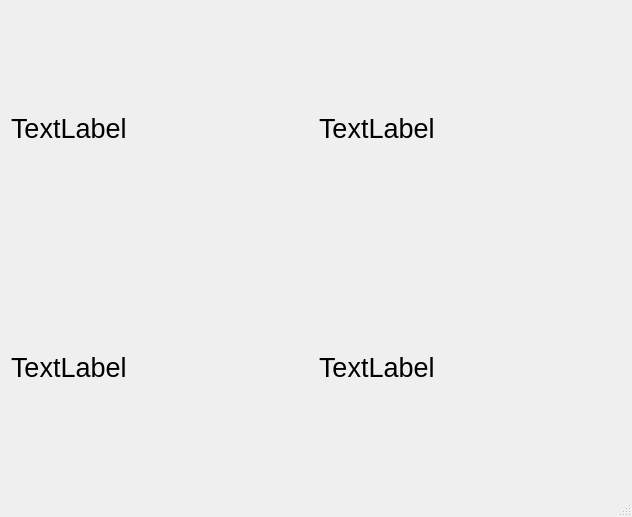
Qt form mainwindow.ui (endrebjorsvik/HomeKiosk) before a commit.
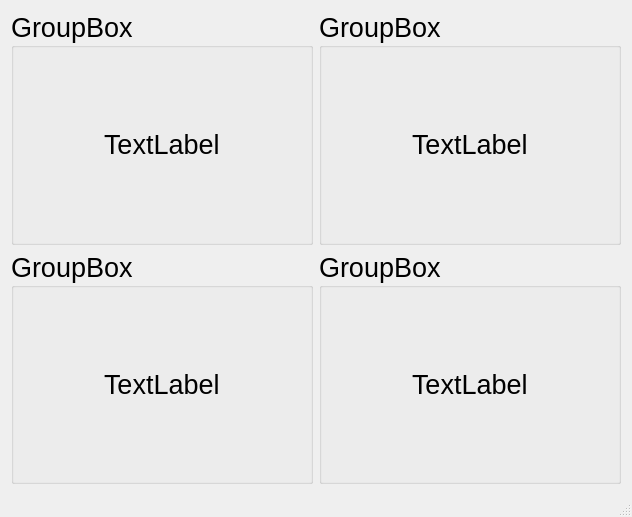
The same form after that commit.

Commit message: Use group boxes for layout

What changed in the file:
```diff
--- a/mainwindow.ui
+++ b/mainwindow.ui
@@ -32,32 +32,68 @@
     </font>
    </property>
    <layout class="QGridLayout" name="gridLayout">
-    <item row="0" column="2">
-     <widget class="QLabel" name="label_3">
-      <property name="text">
-       <string>TextLabel</string>
-      </property>
-     </widget>
-    </item>
-    <item row="1" column="2">
-     <widget class="QLabel" name="label_4">
-      <property name="text">
-       <string>TextLabel</string>
-      </property>
-     </widget>
-    </item>
-    <item row="0" column="0">
-     <widget class="QLabel" name="label">
-      <property name="text">
-       <string>TextLabel</string>
-      </property>
-     </widget>
-    </item>
     <item row="1" column="0">
-     <widget class="QLabel" name="label_2">
-      <property name="text">
-       <string>TextLabel</string>
+     <widget class="QGroupBox" name="groupBox">
+      <property name="title">
+       <string>GroupBox</string>
       </property>
+      <layout class="QHBoxLayout" name="horizontalLayout">
+       <item alignment="Qt::AlignHCenter|Qt::AlignVCenter">
+        <widget class="QLabel" name="label">
+         <property name="text">
+          <string>TextLabel</string>
+         </property>
+        </widget>
+       </item>
+      </layout>
+     </widget>
+    </item>
+    <item row="2" column="2">
+     <widget class="QGroupBox" name="groupBox_4">
+      <property name="title">
+       <string>GroupBox</string>
+      </property>
+      <layout class="QVBoxLayout" name="verticalLayout_3">
+       <item alignment="Qt::AlignHCenter|Qt::AlignVCenter">
+        <widget class="QLabel" name="label_4">
+         <property name="text">
+          <string>TextLabel</string>
+         </property>
+        </widget>
+       </item>
+      </layout>
+     </widget>
+    </item>
+    <item row="2" column="0">
+     <widget class="QGroupBox" name="groupBox_3">
+      <property name="title">
+       <string>GroupBox</string>
+      </property>
+      <layout class="QVBoxLayout" name="verticalLayout_2">
+       <item alignment="Qt::AlignHCenter|Qt::AlignVCenter">
+        <widget class="QLabel" name="label_2">
+         <property name="text">
+          <string>TextLabel</string>
+         </property>
+        </widget>
+       </item>
+      </layout>
+     </widget>
+    </item>
+    <item row="1" column="2">
+     <widget class="QGroupBox" name="groupBox_2">
+      <property name="title">
+       <string>GroupBox</string>
+      </property>
+      <layout class="QVBoxLayout" name="verticalLayout">
+       <item alignment="Qt::AlignHCenter|Qt::AlignVCenter">
+        <widget class="QLabel" name="label_3">
+         <property name="text">
+          <string>TextLabel</string>
+         </property>
+        </widget>
+       </item>
+      </layout>
      </widget>
     </item>
    </layout>
```
